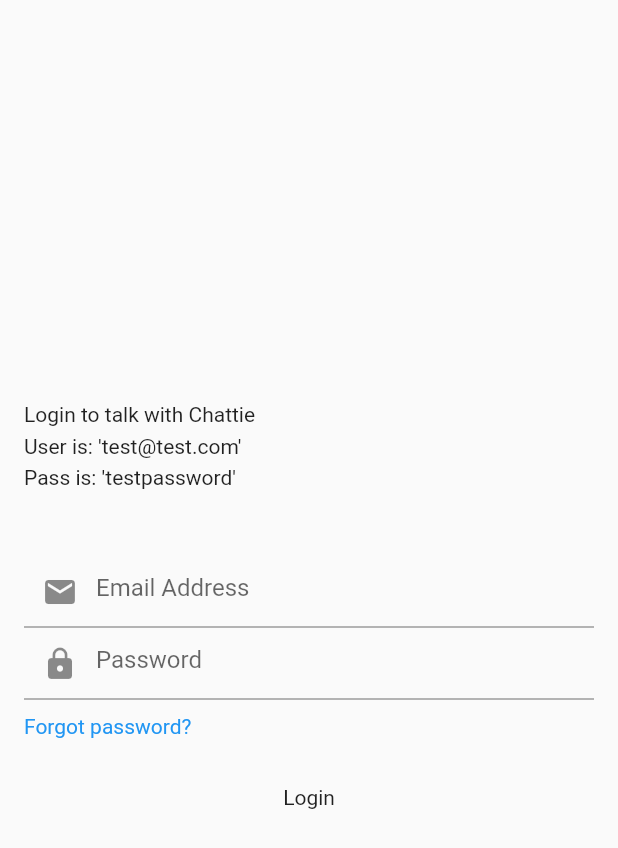
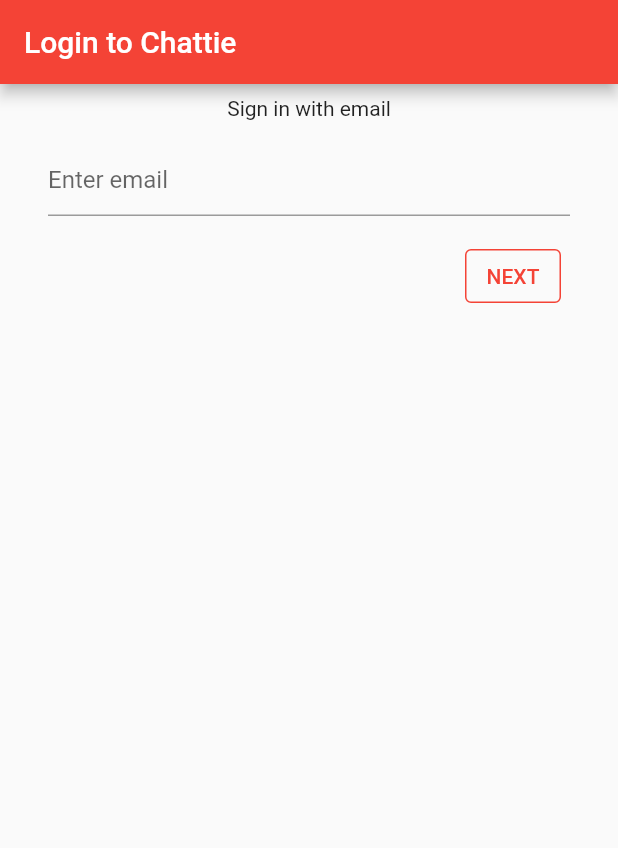
Before and after one commit to JojoLesGo/FlutterChatBot, a Flutter app: the screen it shows after launch, on a phone screen of 412 x 824 dp. Shown: the top 848 px of the screen. Run offline on Flutter 3.47's test engine with Material 2 defaults, Android fonts, the phone set to English and light mode, and no system bars; our stand-ins replace firebase_auth, firebase_core; missing offline and left inert: dialog_flowtter; accounts and stored records are empty.

Commit message:
Improved login page. Added registration if email not found in firebase

```diff
--- a/lib/capitals_message.dart
+++ b/lib/capitals_message.dart
@@ -46,7 +46,6 @@
         child: Column(
           crossAxisAlignment: CrossAxisAlignment.end,
           children: <Widget>[
-//            Text(this.name, style: Theme.of(context).textTheme.subhead),
             Card(
                 color: Colors.green[400],
                 shape: const RoundedRectangleBorder(
--- a/lib/main.dart
+++ b/lib/main.dart
@@ -1,137 +1,138 @@
-import 'dart:ui';
-
+import 'package:chat_bot/src/auth.dart';
 import 'package:firebase_auth/firebase_auth.dart';
 import 'package:firebase_core/firebase_core.dart';
 import 'package:flutter/material.dart';
-import 'package:flutter/services.dart';
-import 'package:chat_bot/dialog_flow.dart';
+import 'package:provider/provider.dart';
+import 'firebase_options.dart';
 
-void main() => runApp(ChatBotApp());
+void main() {
+  runApp(
+    ChangeNotifierProvider(
+      create: (context) => ApplicationState(),
+      builder: (context, _) => const ChatBotApp(),
+    ),
+  );
+}
 
 class ChatBotApp extends StatelessWidget {
+  const ChatBotApp({Key? key}) : super(key: key);
+
   @override
   Widget build(BuildContext context) {
     return MaterialApp(
-      title: 'Flutter Capitals',
+      title: 'Flutter Capitals Chatbot',
       debugShowCheckedModeBanner: false,
       theme: ThemeData(
-        primarySwatch: Colors.green,
+        primarySwatch: Colors.red,
       ),
       home: const LoginPage(),
     );
   }
 }
 
-class LoginPage extends StatefulWidget {
+class LoginPage extends StatelessWidget {
   const LoginPage({Key? key}) : super(key: key);
-
-  @override
-  State<LoginPage> createState() => _LoginPageState();
-}
-
-class _LoginPageState extends State<LoginPage> {
-  Future<FirebaseApp> _initializeFirebase() async {
-    FirebaseApp firebaseApp = await Firebase.initializeApp();
-    return firebaseApp;
-  }
 
   @override
   Widget build(BuildContext context) {
     return Scaffold(
-      body: FutureBuilder(
-        future: _initializeFirebase(),
-        builder: (context, snapshot) {
-          if (snapshot.connectionState == ConnectionState.done) {
-            return const AuthScreen();
-          }
-          return const Center(
-            child: CircularProgressIndicator(),
-          );
-        },
+      appBar: AppBar(
+        title: const Text('Login to Chattie'),
+      ),
+      body: Consumer<ApplicationState>(
+        builder: (context, appState, _) => Login(
+          signOnState: appState.signOnState,
+          email: appState.email,
+          checkEmail: appState.checkEmail,
+          signOn: appState.signOn,
+          cancelSignUp: appState.cancelSignUp,
+          signUp: appState.signUp,
+          signOut: appState.signOut,
+        ),
       ),
     );
   }
 }
 
-class AuthScreen extends StatelessWidget {
-  const AuthScreen({Key? key}) : super(key: key);
-
-  static Future<User?> loginUsingEmailAndPassword({required String email, required String password, required BuildContext context}) async {
-    FirebaseAuth auth = FirebaseAuth.instance;
-    User? user;
-    try{
-      UserCredential userCredential = await auth.signInWithEmailAndPassword(email: email, password: password);
-      user = userCredential.user;
-    } on FirebaseAuthException catch (e) {
-      if(e.code == "user-not-found"){
-        print("No account found for that email");
-      }
-    }
-    return user;
+class ApplicationState extends ChangeNotifier {
+  ApplicationState() {
+    init();
   }
 
-  @override
-  Widget build(BuildContext context) {
-    TextEditingController emailController = TextEditingController();
-    TextEditingController passwordController = TextEditingController();
-    return Padding(
-      padding: EdgeInsets.all(16.0),
-      child: Column(
-        mainAxisAlignment: MainAxisAlignment.center,
-        crossAxisAlignment: CrossAxisAlignment.start,
-        children: [
-          const Text("Login to talk with Chattie"),
-          const SizedBox(
-            height: 5.0,
-          ),
-          const Text("User is: 'test@test.com'"),
-          const SizedBox(
-            height: 5.0,
-          ),
-          const Text("Pass is: 'testpassword'"),
-          const SizedBox(
-            height: 44.0,
-          ),
-          TextField(
-            controller: emailController,
-            keyboardType: TextInputType.emailAddress,
-            decoration: const InputDecoration(
-              hintText: "Email Address",
-              prefixIcon: Icon(Icons.mail),
-            ),
-          ),
-          TextField(
-            controller: passwordController,
-            obscureText: true,
-            decoration: const InputDecoration(
-              hintText: "Password",
-              prefixIcon: Icon(Icons.lock),
-            ),
-          ),
-          const SizedBox(
-            height: 10.0,
-          ),
-          const Text(
-            "Forgot password?",
-            style: TextStyle(color: Colors.blue),
-          ),
-          const SizedBox(
-            height: 15.0,
-          ),
-          Container(
-              width: double.infinity,
-              child: RawMaterialButton(
-                onPressed: () async {
-                  User? user = await loginUsingEmailAndPassword(email: emailController.text, password: passwordController.text, context: context);
-                  print(user);
-                  if(user != null){
-                    Navigator.of(context).pushReplacement(MaterialPageRoute(builder: (context) => const CapitalsChatBot(key: Key("123"), title: 'Chattie')));
-                  }
-                },
-                child: const Text("Login"),
-              )),
-        ],
-      ),
+  AuthStatus _loginState = AuthStatus.emailAddress;
+  AuthStatus get signOnState => _loginState;
+
+  String? _email;
+  String? get email => _email;
+
+  Future<void> init() async {
+    WidgetsFlutterBinding.ensureInitialized();
+    await Firebase.initializeApp(
+      options: DefaultFirebaseOptions.currentPlatform,
     );
+
+
+    FirebaseAuth.instance.userChanges().listen((user) {
+      if (user != null) {
+        _loginState = AuthStatus.signedIn;
+      } else {
+        _loginState = AuthStatus.emailAddress;
+      }
+      notifyListeners();
+    });
+  }
+
+  Future<void> checkEmail(
+    String email,
+    void Function(FirebaseAuthException e) errorCallback,
+  ) async {
+    try {
+      var methods =
+          await FirebaseAuth.instance.fetchSignInMethodsForEmail(email);
+      if (methods.contains('password')) {
+        _loginState = AuthStatus.password;
+      } else {
+        _loginState = AuthStatus.registration;
+      }
+      _email = email;
+      notifyListeners();
+    } on FirebaseAuthException catch (e) {
+      errorCallback(e);
+    }
+  }
+
+  Future<void> signOn(
+    String email,
+    String password,
+    void Function(FirebaseAuthException e) errorCallback,
+  ) async {
+    try {
+      await FirebaseAuth.instance.signInWithEmailAndPassword(
+        email: email,
+        password: password,
+      );
+    } on FirebaseAuthException catch (e) {
+      errorCallback(e);
+    }
+  }
+
+  void cancelSignUp() {
+    _loginState = AuthStatus.emailAddress;
+    notifyListeners();
+  }
+
+  Future<void> signUp(String email, String displayName, String password,
+      void Function(FirebaseAuthException e) errorCallback) async {
+    try {
+      var credential = await FirebaseAuth.instance
+          .createUserWithEmailAndPassword(email: email, password: password);
+      await credential.user!.updateDisplayName(displayName);
+    } on FirebaseAuthException catch (e) {
+      errorCallback(e);
+    }
+  }
+
+  void signOut() {
+    FirebaseAuth.instance.signOut();
   }
 }
--- /dev/null
+++ b/lib/src/auth.dart
@@ -0,0 +1,408 @@
+import 'package:chat_bot/src/widgets.dart';
+import 'package:flutter/material.dart';
+
+import '../dialog_flow.dart';
+
+enum AuthStatus {
+  signedIn,
+  emailAddress,
+  password,
+  registration,
+}
+
+class Login extends StatelessWidget {
+  const Login(
+      {required this.signOnState,
+      required this.email,
+      required this.checkEmail,
+      required this.signOn,
+      required this.cancelSignUp,
+      required this.signUp,
+      required this.signOut});
+
+  final AuthStatus signOnState;
+  final String? email;
+  final void Function(
+    String email,
+    void Function(Exception e) error,
+  ) checkEmail;
+  final void Function(
+    String email,
+    String pass,
+    void Function(Exception e) err,
+  ) signOn;
+  final void Function() cancelSignUp;
+  final void Function(
+    String email,
+    String displayName,
+    String password,
+    void Function(Exception e) error,
+  ) signUp;
+  final void Function() signOut;
+
+  @override
+  Widget build(BuildContext context) {
+    switch (signOnState) {
+      case AuthStatus.emailAddress:
+        return EmailForm(
+            callback: (email) => checkEmail(
+                email, (e) => displayErr(context, 'Invalid email', e)));
+      case AuthStatus.password:
+        return PasswordForm(
+          email: email!,
+          login: (email, password) {
+            signOn(email, password,
+                (e) => displayErr(context, 'Failed to sign in', e));
+          },
+        );
+      case AuthStatus.registration:
+        return RegisterForm(
+          email: email!,
+          cancel: () {
+            cancelSignUp();
+          },
+          registerAccount: (
+            email,
+            displayName,
+            password,
+          ) {
+            signUp(email, displayName, password,
+                (e) => displayErr(context, 'Failed to create account', e));
+          },
+        );
+      case AuthStatus.signedIn:
+        WidgetsBinding.instance.addPostFrameCallback((_) {
+          Navigator.of(context).push(MaterialPageRoute(builder: (context) => const CapitalsChatBot(key: Key("123"), title: 'Chattie')));
+        });
+        return Row();
+      default:
+        return Row(
+          children: const [
+            Text('Internal error, oops'),
+          ],
+        );
+    }
+  }
+
+  void displayErr(BuildContext context, String title, Exception e) {
+    showDialog<void>(
+      context: context,
+      builder: (context) {
+        return AlertDialog(
+          title: Text(
+            title,
+            style: const TextStyle(fontSize: 24),
+          ),
+          content: SingleChildScrollView(
+            child: ListBody(
+              children: <Widget>[
+                Text(
+                  '${(e as dynamic).message}',
+                  style: const TextStyle(fontSize: 18),
+                ),
+              ],
+            ),
+          ),
+          actions: <Widget>[
+            NiceButton(
+              onClick: () {
+                Navigator.of(context).pop();
+              },
+              child: const Text(
+                'OK',
+                style: TextStyle(color: Colors.deepPurple),
+              ),
+            ),
+          ],
+        );
+      },
+    );
+  }
+}
+
+class EmailForm extends StatefulWidget {
+  const EmailForm({required this.callback});
+  final void Function(String email) callback;
+  @override
+  _EmailFormState createState() => _EmailFormState();
+}
+
+class _EmailFormState extends State<EmailForm> {
+  final _formKey = GlobalKey<FormState>(debugLabel: '_EmailFormState');
+  final _controller = TextEditingController();
+
+  @override
+  Widget build(BuildContext context) {
+    return Column(
+      children: [
+        const Padding(
+          padding: EdgeInsets.all(8.0),
+          child: Text('Sign in with email'),
+        ),
+        Padding(
+          padding: const EdgeInsets.all(8.0),
+          child: Form(
+            key: _formKey,
+            child: Column(
+              crossAxisAlignment: CrossAxisAlignment.start,
+              children: <Widget>[
+                Padding(
+                  padding: const EdgeInsets.symmetric(horizontal: 24),
+                  child: TextFormField(
+                    controller: _controller,
+                    decoration: const InputDecoration(
+                      hintText: 'Enter email',
+                    ),
+                    validator: (value) {
+                      if (value!.isEmpty) {
+                        return 'Enter email address to continue';
+                      }
+                      return null;
+                    },
+                  ),
+                ),
+                Row(
+                  mainAxisAlignment: MainAxisAlignment.end,
+                  children: [
+                    Padding(
+                      padding: const EdgeInsets.symmetric(
+                          vertical: 16.0, horizontal: 30),
+                      child: NiceButton(
+                        onClick: () async {
+                          if (_formKey.currentState!.validate()) {
+                            widget.callback(_controller.text);
+                          }
+                        },
+                        child: const Text('NEXT'),
+                      ),
+                    ),
+                  ],
+                ),
+              ],
+            ),
+          ),
+        ),
+      ],
+    );
+  }
+}
+
+class RegisterForm extends StatefulWidget {
+  const RegisterForm({
+    required this.registerAccount,
+    required this.cancel,
+    required this.email,
+  });
+  final String email;
+  final void Function(String email, String displayName, String password)
+      registerAccount;
+  final void Function() cancel;
+  @override
+  _RegisterFormState createState() => _RegisterFormState();
+}
+
+class _RegisterFormState extends State<RegisterForm> {
+  final _formKey = GlobalKey<FormState>(debugLabel: '_RegisterFormState');
+  final _emailController = TextEditingController();
+  final _displayNameController = TextEditingController();
+  final _passwordController = TextEditingController();
+
+  @override
+  void initState() {
+    super.initState();
+    _emailController.text = widget.email;
+  }
+
+  @override
+  Widget build(BuildContext context) {
+    return Column(
+      children: [
+        const Padding(
+          padding: EdgeInsets.all(8.0),
+          child: Text('Create Account'),
+        ),
+        Padding(
+          padding: const EdgeInsets.all(8.0),
+          child: Form(
+            key: _formKey,
+            child: Column(
+              crossAxisAlignment: CrossAxisAlignment.start,
+              children: <Widget>[
+                Padding(
+                  padding: const EdgeInsets.symmetric(horizontal: 24),
+                  child: TextFormField(
+                    controller: _emailController,
+                    decoration: const InputDecoration(
+                      hintText: 'Enter your email',
+                    ),
+                    validator: (value) {
+                      if (value!.isEmpty) {
+                        return 'Enter your email address to continue';
+                      }
+                      return null;
+                    },
+                  ),
+                ),
+                Padding(
+                  padding: const EdgeInsets.symmetric(horizontal: 24),
+                  child: TextFormField(
+                    controller: _displayNameController,
+                    decoration: const InputDecoration(
+                      hintText: 'First & last name',
+                    ),
+                    validator: (value) {
+                      if (value!.isEmpty) {
+                        return 'Enter your account name';
+                      }
+                      return null;
+                    },
+                  ),
+                ),
+                Padding(
+                  padding: const EdgeInsets.symmetric(horizontal: 24),
+                  child: TextFormField(
+                    controller: _passwordController,
+                    decoration: const InputDecoration(
+                      hintText: 'Password',
+                    ),
+                    obscureText: true,
+                    validator: (value) {
+                      if (value!.isEmpty) {
+                        return 'Enter your password';
+                      }
+                      return null;
+                    },
+                  ),
+                ),
+                Padding(
+                  padding: const EdgeInsets.symmetric(vertical: 16),
+                  child: Row(
+                    mainAxisAlignment: MainAxisAlignment.end,
+                    children: [
+                      TextButton(
+                        onPressed: widget.cancel,
+                        child: const Text('CANCEL'),
+                      ),
+                      const SizedBox(width: 16),
+                      NiceButton(
+                        onClick: () {
+                          if (_formKey.currentState!.validate()) {
+                            widget.registerAccount(
+                              _emailController.text,
+                              _displayNameController.text,
+                              _passwordController.text,
+                            );
+                          }
+                        },
+                        child: const Text('SAVE'),
+                      ),
+                      const SizedBox(width: 30),
+                    ],
+                  ),
+                ),
+              ],
+            ),
+          ),
+        ),
+      ],
+    );
+  }
+}
+
+class PasswordForm extends StatefulWidget {
+  const PasswordForm({
+    required this.login,
+    required this.email,
+  });
+  final String email;
+  final void Function(String email, String password) login;
+  @override
+  _PasswordFormState createState() => _PasswordFormState();
+}
+
+class _PasswordFormState extends State<PasswordForm> {
+  final _formKey = GlobalKey<FormState>(debugLabel: '_PasswordFormState');
+  final _emailController = TextEditingController();
+  final _passwordController = TextEditingController();
+
+  @override
+  void initState() {
+    super.initState();
+    _emailController.text = widget.email;
+  }
+
+  @override
+  Widget build(BuildContext context) {
+    return Column(
+      children: [
+        const Padding(
+          padding: EdgeInsets.all(8.0),
+          child: Text('Sign in'),
+        ),
+        Padding(
+          padding: const EdgeInsets.all(8.0),
+          child: Form(
+            key: _formKey,
+            child: Column(
+              crossAxisAlignment: CrossAxisAlignment.start,
+              children: <Widget>[
+                Padding(
+                  padding: const EdgeInsets.symmetric(horizontal: 24),
+                  child: TextFormField(
+                    controller: _emailController,
+                    decoration: const InputDecoration(
+                      hintText: 'Enter your email',
+                    ),
+                    validator: (value) {
+                      if (value!.isEmpty) {
+                        return 'Enter your email address to continue';
+                      }
+                      return null;
+                    },
+                  ),
+                ),
+                Padding(
+                  padding: const EdgeInsets.symmetric(horizontal: 24),
+                  child: TextFormField(
+                    controller: _passwordController,
+                    decoration: const InputDecoration(
+                      hintText: 'Password',
+                    ),
+                    obscureText: true,
+                    validator: (value) {
+                      if (value!.isEmpty) {
+                        return 'Enter your password';
+                      }
+                      return null;
+                    },
+                  ),
+                ),
+                Padding(
+                  padding: const EdgeInsets.symmetric(vertical: 16),
+                  child: Row(
+                    mainAxisAlignment: MainAxisAlignment.end,
+                    children: [
+                      const SizedBox(width: 16),
+                      NiceButton(
+                        onClick: () {
+                          if (_formKey.currentState!.validate()) {
+                            widget.login(
+                              _emailController.text,
+                              _passwordController.text,
+                            );
+                          }
+                        },
+                        child: const Text('SIGN IN'),
+                      ),
+                      const SizedBox(width: 30),
+                    ],
+                  ),
+                ),
+              ],
+            ),
+          ),
+        ),
+      ],
+    );
+  }
+}
--- a/pubspec.yaml
+++ b/pubspec.yaml
@@ -32,15 +32,18 @@
   firebase_core: ^1.17.0
   firebase_auth: ^3.3.18
   dialog_flowtter: ^0.3.3
+  cloud_firestore: ^3.1.15
+  provider: ^6.0.2
 
 
   # The following adds the Cupertino Icons font to your application.
   # Use with the CupertinoIcons class for iOS style icons.
-  cupertino_icons: ^1.0.2
+  cupertino_icons: ^1.0.4
 
 dev_dependencies:
   flutter_test:
     sdk: flutter
+  test: ^1.21.1
 
   # The "flutter_lints" package below contains a set of recommended lints to
   # encourage good coding practices. The lint set provided by the package is
```
Also changed, not shown: lib/firebase_options.dart (added), pubspec.lock, 3 other files.
